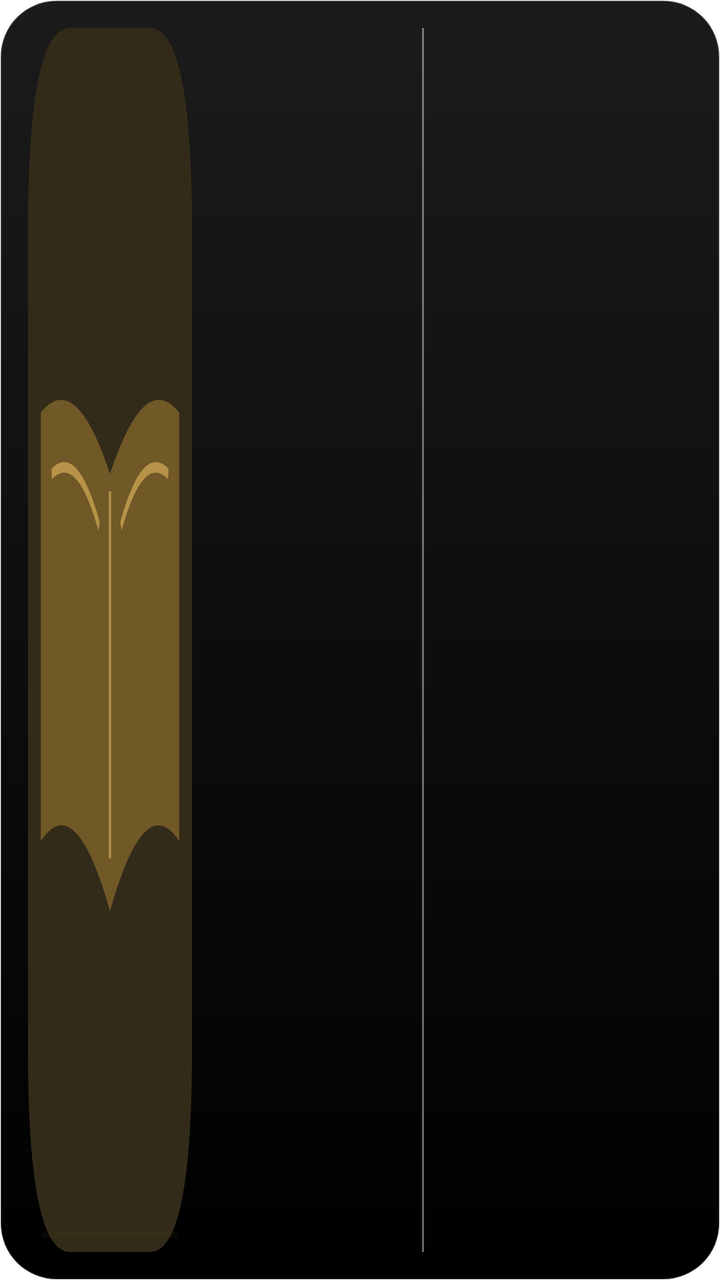
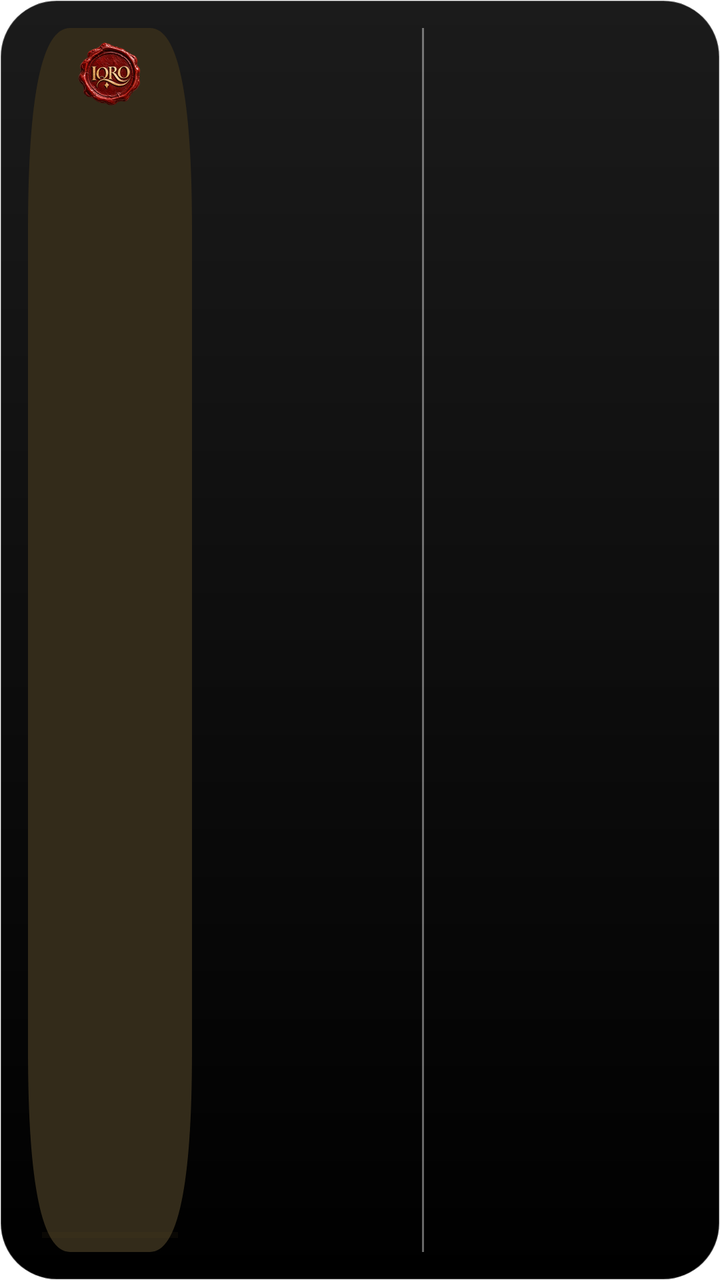

Two renders of the same Android screen: before a commit and after it. Below are the layout's source before the change and the commit's diff.
<!-- AndroidManifest.xml: fallback theme Theme.MaterialComponents.DayNight.NoActionBar -->
<!-- res/layout/reading_plan_widget.xml -->
<?xml version="1.0" encoding="utf-8"?>
<FrameLayout xmlns:android="http://schemas.android.com/apk/res/android" android:id="@+id/plan_widget_root" android:layout_width="match_parent" android:layout_height="match_parent" android:background="@drawable/prayer_widget_background" android:padding="14dp">
 <LinearLayout android:id="@+id/plan_content" android:layout_width="match_parent" android:layout_height="match_parent" android:orientation="horizontal" android:baselineAligned="false">
  <LinearLayout android:layout_width="0dp" android:layout_weight="27" android:layout_height="match_parent" android:orientation="vertical" android:gravity="center" android:background="@drawable/reading_plan_book" android:padding="7dp">
   <TextView android:id="@+id/plan_achieved" android:layout_width="match_parent" android:layout_height="0dp" android:textColor="#FFFFFF" android:textSize="48sp" android:gravity="center" android:maxLines="1" android:includeFontPadding="false" android:autoSizeTextType="uniform" android:autoSizeMinTextSize="10sp" android:autoSizeMaxTextSize="48sp" android:autoSizeStepGranularity="1sp" android:layout_weight="1" android:fontFamily="sans-serif-light" android:fontFeatureSettings="tnum"/>
   <TextView android:id="@+id/plan_target" android:layout_width="match_parent" android:layout_height="wrap_content" android:textColor="#FFFFFF" android:textSize="17sp" android:gravity="center" android:maxLines="1" android:includeFontPadding="false" android:autoSizeTextType="uniform" android:autoSizeMinTextSize="10sp" android:autoSizeMaxTextSize="17sp" android:autoSizeStepGranularity="1sp" android:layoutDirection="ltr" android:textDirection="ltr"/>
   <TextView android:id="@+id/plan_unit" android:layout_width="match_parent" android:layout_height="wrap_content" android:textColor="#FFFFFF" android:textSize="11sp" android:gravity="center" android:maxLines="1" android:includeFontPadding="false" android:autoSizeTextType="uniform" android:autoSizeMinTextSize="10sp" android:autoSizeMaxTextSize="11sp" android:autoSizeStepGranularity="1sp" android:layout_marginTop="3dp"/>
   <ProgressBar android:id="@+id/plan_progress" style="?android:attr/progressBarStyleHorizontal" android:layout_width="match_parent" android:layout_height="3dp" android:layout_marginTop="10dp" android:progressTint="#EBC776" android:progressBackgroundTint="#665B4521" android:max="100" />
  </LinearLayout>
  <LinearLayout android:layout_width="0dp" android:layout_weight="32" android:layout_height="match_parent" android:layout_marginHorizontal="9dp" android:orientation="vertical" android:gravity="center">
   <TextView android:id="@+id/plan_title" android:layout_width="match_parent" android:layout_height="0dp" android:textColor="#FFFFFF" android:textSize="22sp" android:gravity="center" android:maxLines="2" android:includeFontPadding="false" android:autoSizeTextType="uniform" android:autoSizeMinTextSize="10sp" android:autoSizeMaxTextSize="22sp" android:autoSizeStepGranularity="1sp" android:layout_weight="1"/>
   <TextView android:id="@+id/plan_remaining_label" android:layout_width="match_parent" android:layout_height="wrap_content" android:textColor="#FFFFFF" android:textSize="13sp" android:gravity="center" android:maxLines="1" android:includeFontPadding="false" android:autoSizeTextType="uniform" android:autoSizeMinTextSize="10sp" android:autoSizeMaxTextSize="13sp" android:autoSizeStepGranularity="1sp" android:layout_marginTop="6dp"/>
   <TextView android:id="@+id/plan_remaining" android:layout_width="match_parent" android:layout_height="wrap_content" android:textColor="#FFFFFF" android:textSize="28sp" android:gravity="center" android:maxLines="1" android:includeFontPadding="false" android:autoSizeTextType="uniform" android:autoSizeMinTextSize="10sp" android:autoSizeMaxTextSize="28sp" android:autoSizeStepGranularity="1sp" android:textStyle="bold" android:layout_marginTop="3dp" android:fontFeatureSettings="tnum"/>
   <TextView android:id="@+id/plan_remaining_unit" android:layout_width="match_parent" android:layout_height="wrap_content" android:textColor="#FFFFFF" android:textSize="11sp" android:gravity="center" android:maxLines="1" android:includeFontPadding="false" android:autoSizeTextType="uniform" android:autoSizeMinTextSize="10sp" android:autoSizeMaxTextSize="11sp" android:autoSizeStepGranularity="1sp" android:layout_marginTop="3dp"/>
  </LinearLayout>
  <TextView android:layout_width="1dp" android:layout_height="match_parent" android:background="#66FFFFFF" android:importantForAccessibility="no"/>
  <LinearLayout android:id="@+id/plan_prayers" android:layout_width="0dp" android:layout_weight="41" android:layout_height="match_parent" android:layout_marginStart="9dp" android:orientation="vertical">
   <TextView android:id="@+id/plan_prayer_heading" android:layout_width="match_parent" android:layout_height="wrap_content" android:textColor="#FFFFFF" android:textSize="12sp" android:gravity="start" android:maxLines="1" android:includeFontPadding="false" android:autoSizeTextType="uniform" android:autoSizeMinTextSize="10sp" android:autoSizeMaxTextSize="12sp" android:autoSizeStepGranularity="1sp" android:layout_marginBottom="4dp"/>
   <LinearLayout android:layout_width="match_parent" android:layout_height="0dp" android:layout_weight="1" android:orientation="horizontal" android:gravity="center_vertical">
 <TextView android:id="@+id/plan_fajr_name" android:layout_width="0dp" android:layout_height="match_parent" android:layout_weight="1" android:gravity="center_vertical|start" android:textColor="#FFFFFF" android:textSize="14sp" android:maxLines="1" android:autoSizeTextType="uniform" android:autoSizeMinTextSize="10sp" android:autoSizeMaxTextSize="14sp" android:autoSizeStepGranularity="1sp"/>
 <TextView android:id="@+id/plan_fajr_value" android:layout_width="28dp" android:layout_height="match_parent" android:gravity="center_vertical|end" android:layoutDirection="ltr" android:textDirection="ltr" android:textColor="#EBC776" android:textSize="14sp" android:maxLines="1" android:fontFeatureSettings="tnum" android:autoSizeTextType="uniform" android:autoSizeMinTextSize="10sp" android:autoSizeMaxTextSize="14sp" android:autoSizeStepGranularity="1sp"/>
 </LinearLayout><LinearLayout android:layout_width="match_parent" android:layout_height="0dp" android:layout_weight="1" android:orientation="horizontal" android:gravity="center_vertical">
 <TextView android:id="@+id/plan_dhuhr_name" android:layout_width="0dp" android:layout_height="match_parent" android:layout_weight="1" android:gravity="center_vertical|start" android:textColor="#FFFFFF" android:textSize="14sp" android:maxLines="1" android:autoSizeTextType="uniform" android:autoSizeMinTextSize="10sp" android:autoSizeMaxTextSize="14sp" android:autoSizeStepGranularity="1sp"/>
 <TextView android:id="@+id/plan_dhuhr_value" android:layout_width="28dp" android:layout_height="match_parent" android:gravity="center_vertical|end" android:layoutDirection="ltr" android:textDirection="ltr" android:textColor="#EBC776" android:textSize="14sp" android:maxLines="1" android:fontFeatureSettings="tnum" android:autoSizeTextType="uniform" android:autoSizeMinTextSize="10sp" android:autoSizeMaxTextSize="14sp" android:autoSizeStepGranularity="1sp"/>
 </LinearLayout><LinearLayout android:layout_width="match_parent" android:layout_height="0dp" android:layout_weight="1" android:orientation="horizontal" android:gravity="center_vertical">
 <TextView android:id="@+id/plan_asr_name" android:layout_width="0dp" android:layout_height="match_parent" android:layout_weight="1" android:gravity="center_vertical|start" android:textColor="#FFFFFF" android:textSize="14sp" android:maxLines="1" android:autoSizeTextType="uniform" android:autoSizeMinTextSize="10sp" android:autoSizeMaxTextSize="14sp" android:autoSizeStepGranularity="1sp"/>
 <TextView android:id="@+id/plan_asr_value" android:layout_width="28dp" android:layout_height="match_parent" android:gravity="center_vertical|end" android:layoutDirection="ltr" android:textDirection="ltr" android:textColor="#EBC776" android:textSize="14sp" android:maxLines="1" android:fontFeatureSettings="tnum" android:autoSizeTextType="uniform" android:autoSizeMinTextSize="10sp" android:autoSizeMaxTextSize="14sp" android:autoSizeStepGranularity="1sp"/>
 </LinearLayout><LinearLayout android:layout_width="match_parent" android:layout_height="0dp" android:layout_weight="1" android:orientation="horizontal" android:gravity="center_vertical">
 <TextView android:id="@+id/plan_maghrib_name" android:layout_width="0dp" android:layout_height="match_parent" android:layout_weight="1" android:gravity="center_vertical|start" android:textColor="#FFFFFF" android:textSize="14sp" android:maxLines="1" android:autoSizeTextType="uniform" android:autoSizeMinTextSize="10sp" android:autoSizeMaxTextSize="14sp" android:autoSizeStepGranularity="1sp"/>
 <TextView android:id="@+id/plan_maghrib_value" android:layout_width="28dp" android:layout_height="match_parent" android:gravity="center_vertical|end" android:layoutDirection="ltr" android:textDirection="ltr" android:textColor="#EBC776" android:textSize="14sp" android:maxLines="1" android:fontFeatureSettings="tnum" android:autoSizeTextType="uniform" android:autoSizeMinTextSize="10sp" android:autoSizeMaxTextSize="14sp" android:autoSizeStepGranularity="1sp"/>
 </LinearLayout><LinearLayout android:layout_width="match_parent" android:layout_height="0dp" android:layout_weight="1" android:orientation="horizontal" android:gravity="center_vertical">
 <TextView android:id="@+id/plan_isha_name" android:layout_width="0dp" android:layout_height="match_parent" android:layout_weight="1" android:gravity="center_vertical|start" android:textColor="#FFFFFF" android:textSize="14sp" android:maxLines="1" android:autoSizeTextType="uniform" android:autoSizeMinTextSize="10sp" android:autoSizeMaxTextSize="14sp" android:autoSizeStepGranularity="1sp"/>
 <TextView android:id="@+id/plan_isha_value" android:layout_width="28dp" android:layout_height="match_parent" android:gravity="center_vertical|end" android:layoutDirection="ltr" android:textDirection="ltr" android:textColor="#EBC776" android:textSize="14sp" android:maxLines="1" android:fontFeatureSettings="tnum" android:autoSizeTextType="uniform" android:autoSizeMinTextSize="10sp" android:autoSizeMaxTextSize="14sp" android:autoSizeStepGranularity="1sp"/>
 </LinearLayout>
   <TextView android:id="@+id/plan_page_unit" android:layout_width="match_parent" android:layout_height="wrap_content" android:textColor="#FFFFFF" android:textSize="10sp" android:gravity="end" android:maxLines="1" android:includeFontPadding="false" android:ellipsize="end" android:layout_marginTop="3dp"/>
  </LinearLayout>
 </LinearLayout>
 <TextView android:id="@+id/plan_empty" android:layout_width="match_parent" android:layout_height="match_parent" android:textColor="#FFFFFF" android:textSize="16sp" android:gravity="center_vertical|start" android:maxLines="3" android:includeFontPadding="false" android:autoSizeTextType="uniform" android:autoSizeMinTextSize="10sp" android:autoSizeMaxTextSize="16sp" android:autoSizeStepGranularity="1sp" android:visibility="gone"/>
</FrameLayout>
<!-- resources referenced by this layout -->
<resources>
  <!-- drawable prayer_widget_background (drawable) -->
  <?xml version="1.0" encoding="utf-8"?>
  <shape xmlns:android="http://schemas.android.com/apk/res/android" android:shape="rectangle">
      <corners android:radius="28dp" />
      <gradient android:startColor="#1B1B1B" android:endColor="#000000" android:angle="270" />
      <stroke android:width="0.5dp" android:color="#4DFFFFFF" />
  </shape>
  <!-- drawable reading_plan_book (drawable) -->
  <?xml version="1.0" encoding="utf-8"?>
  <vector xmlns:android="http://schemas.android.com/apk/res/android" android:width="90dp" android:height="140dp" android:viewportWidth="90" android:viewportHeight="140">
   <path android:fillColor="#332B1A" android:pathData="M23,0 H67 Q90,0 90,23 V117 Q90,140 67,140 H23 Q0,140 0,117 V23 Q0,0 23,0 Z"/>
   <path android:fillColor="#705827" android:pathData="M7,44 Q26,39 45,51 Q64,39 83,44 V93 Q64,87 45,101 Q26,87 7,93 Z"/>
   <path android:fillColor="#00000000" android:strokeColor="#B79349" android:strokeWidth="1.2" android:pathData="M45,53 V95 M13,51 Q27,48 39,57 M51,57 Q63,48 77,51"/>
  </vector>
</resources>

<!-- the commit's change to res/layout/reading_plan_widget.xml (unified diff, before → after) -->
@@ -2,6 +2,7 @@
 <FrameLayout xmlns:android="http://schemas.android.com/apk/res/android" android:id="@+id/plan_widget_root" android:layout_width="match_parent" android:layout_height="match_parent" android:background="@drawable/prayer_widget_background" android:padding="14dp">
  <LinearLayout android:id="@+id/plan_content" android:layout_width="match_parent" android:layout_height="match_parent" android:orientation="horizontal" android:baselineAligned="false">
   <LinearLayout android:layout_width="0dp" android:layout_weight="27" android:layout_height="match_parent" android:orientation="vertical" android:gravity="center" android:background="@drawable/reading_plan_book" android:padding="7dp">
+   <ImageView android:layout_width="32dp" android:layout_height="32dp" android:src="@drawable/iqro_seal_notification_large" android:scaleType="fitCenter" android:importantForAccessibility="no" />
    <TextView android:id="@+id/plan_achieved" android:layout_width="match_parent" android:layout_height="0dp" android:textColor="#FFFFFF" android:textSize="48sp" android:gravity="center" android:maxLines="1" android:includeFontPadding="false" android:autoSizeTextType="uniform" android:autoSizeMinTextSize="10sp" android:autoSizeMaxTextSize="48sp" android:autoSizeStepGranularity="1sp" android:layout_weight="1" android:fontFamily="sans-serif-light" android:fontFeatureSettings="tnum"/>
    <TextView android:id="@+id/plan_target" android:layout_width="match_parent" android:layout_height="wrap_content" android:textColor="#FFFFFF" android:textSize="17sp" android:gravity="center" android:maxLines="1" android:includeFontPadding="false" android:autoSizeTextType="uniform" android:autoSizeMinTextSize="10sp" android:autoSizeMaxTextSize="17sp" android:autoSizeStepGranularity="1sp" android:layoutDirection="ltr" android:textDirection="ltr"/>
    <TextView android:id="@+id/plan_unit" android:layout_width="match_parent" android:layout_height="wrap_content" android:textColor="#FFFFFF" android:textSize="11sp" android:gravity="center" android:maxLines="1" android:includeFontPadding="false" android:autoSizeTextType="uniform" android:autoSizeMinTextSize="10sp" android:autoSizeMaxTextSize="11sp" android:autoSizeStepGranularity="1sp" android:layout_marginTop="3dp"/>
<!-- resource entries referenced after the edit -->
@@ -1,5 +1,6 @@
 <!-- resources referenced by this layout -->
 <resources>
+  <!-- drawable iqro_seal_notification_large: png bitmap (drawable-nodpi, 75076 bytes) -->
   <!-- drawable prayer_widget_background (drawable) -->
   <?xml version="1.0" encoding="utf-8"?>
   <shape xmlns:android="http://schemas.android.com/apk/res/android" android:shape="rectangle">
@@ -11,8 +12,6 @@
   <?xml version="1.0" encoding="utf-8"?>
   <vector xmlns:android="http://schemas.android.com/apk/res/android" android:width="90dp" android:height="140dp" android:viewportWidth="90" android:viewportHeight="140">
    <path android:fillColor="#332B1A" android:pathData="M23,0 H67 Q90,0 90,23 V117 Q90,140 67,140 H23 Q0,140 0,117 V23 Q0,0 23,0 Z"/>
-   <path android:fillColor="#705827" android:pathData="M7,44 Q26,39 45,51 Q64,39 83,44 V93 Q64,87 45,101 Q26,87 7,93 Z"/>
-   <path android:fillColor="#00000000" android:strokeColor="#B79349" android:strokeWidth="1.2" android:pathData="M45,53 V95 M13,51 Q27,48 39,57 M51,57 Q63,48 77,51"/>
   </vector>
 </resources>
 
